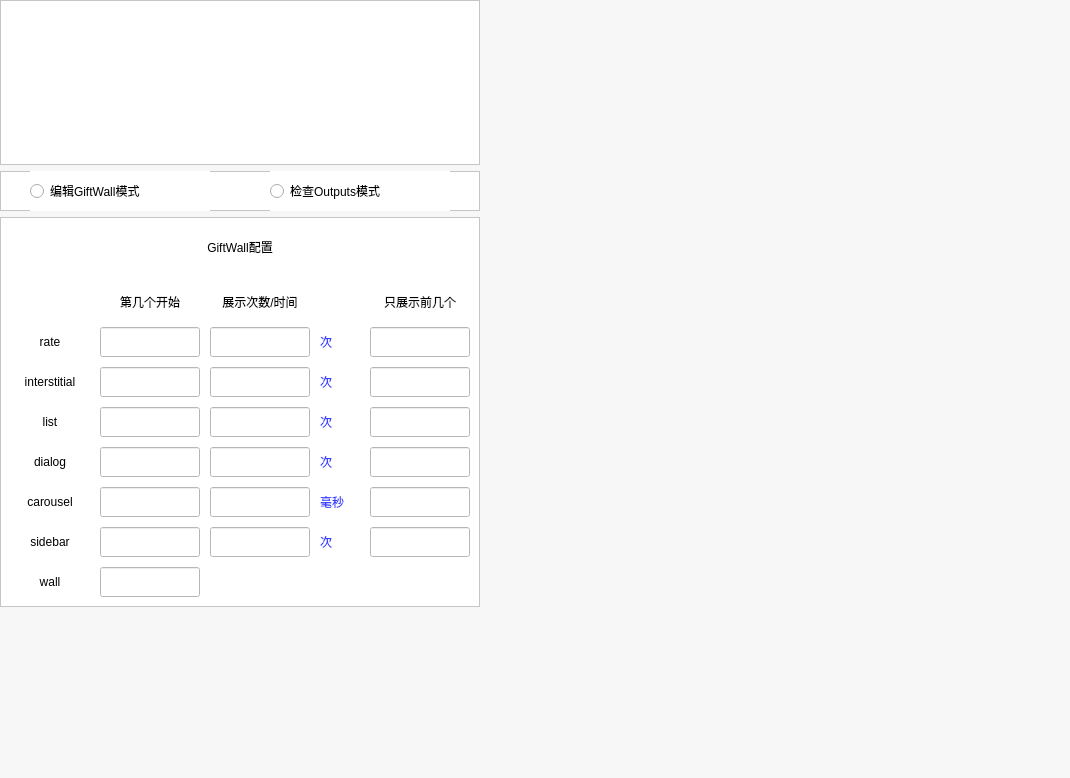
Above: app/edit_gift/gui/edit_gift_ui.ui from WanKaKa/IjsGiftWall before the change. Below: the same form after it.
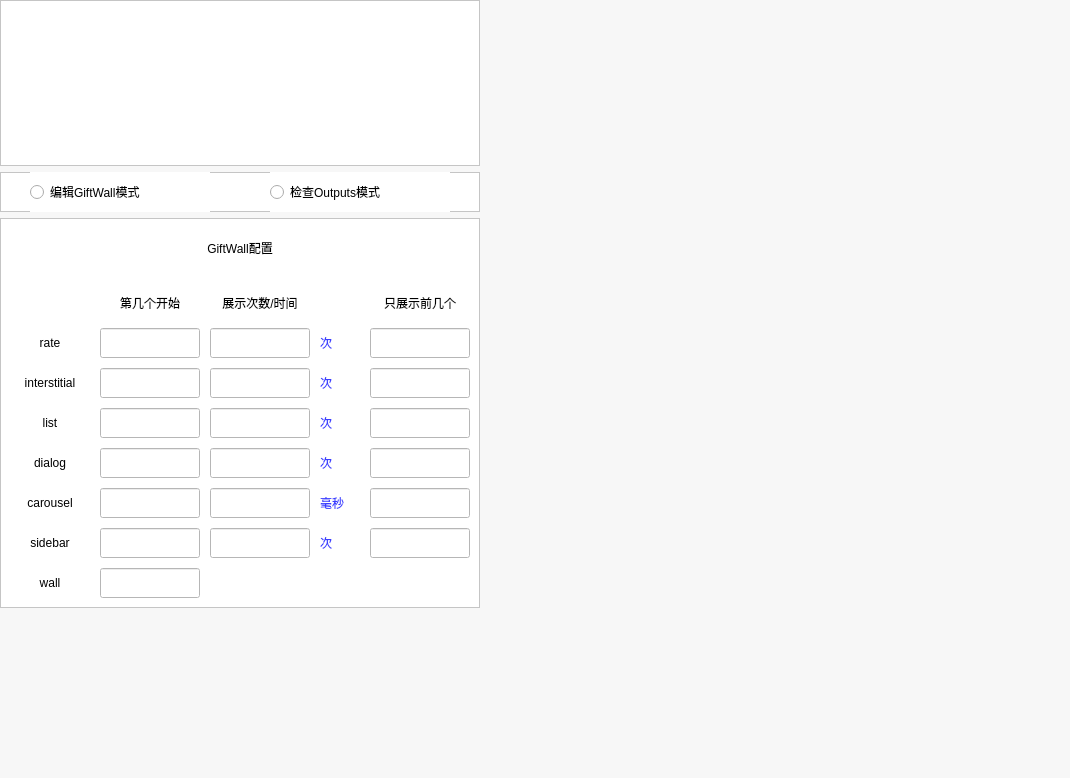
That is the form after the change.

Patch:
```diff
--- a/app/edit_gift/gui/edit_gift_ui.ui
+++ b/app/edit_gift/gui/edit_gift_ui.ui
@@ -17,6 +17,9 @@
    <string notr="true">background-color: rgb(247, 247, 247);</string>
   </property>
   <layout class="QHBoxLayout" name="horizontalLayout">
+   <property name="spacing">
+    <number>0</number>
+   </property>
    <property name="leftMargin">
     <number>0</number>
    </property>
@@ -30,6 +33,11 @@
     <number>0</number>
    </property>
    <item>
+    <layout class="QHBoxLayout" name="horizontalLayout_2">
+     <property name="spacing">
+      <number>6</number>
+     </property>
+     <item>
     <layout class="QVBoxLayout" name="verticalLayout">
      <item>
       <layout class="QVBoxLayout" name="edit_check_language_layout"/>
@@ -46,13 +54,13 @@
        <property name="minimumSize">
         <size>
          <width>480</width>
-         <height>165</height>
+           <height>166</height>
         </size>
        </property>
        <property name="maximumSize">
         <size>
          <width>480</width>
-         <height>165</height>
+           <height>166</height>
         </size>
        </property>
        <property name="styleSheet">
@@ -841,6 +849,8 @@
      </item>
      <item>
       <layout class="QVBoxLayout" name="edit_check_menu_layout"/>
+       </item>
+      </layout>
      </item>
     </layout>
    </item>
```
Lines whose indentation alone changed are shown as unchanged.
